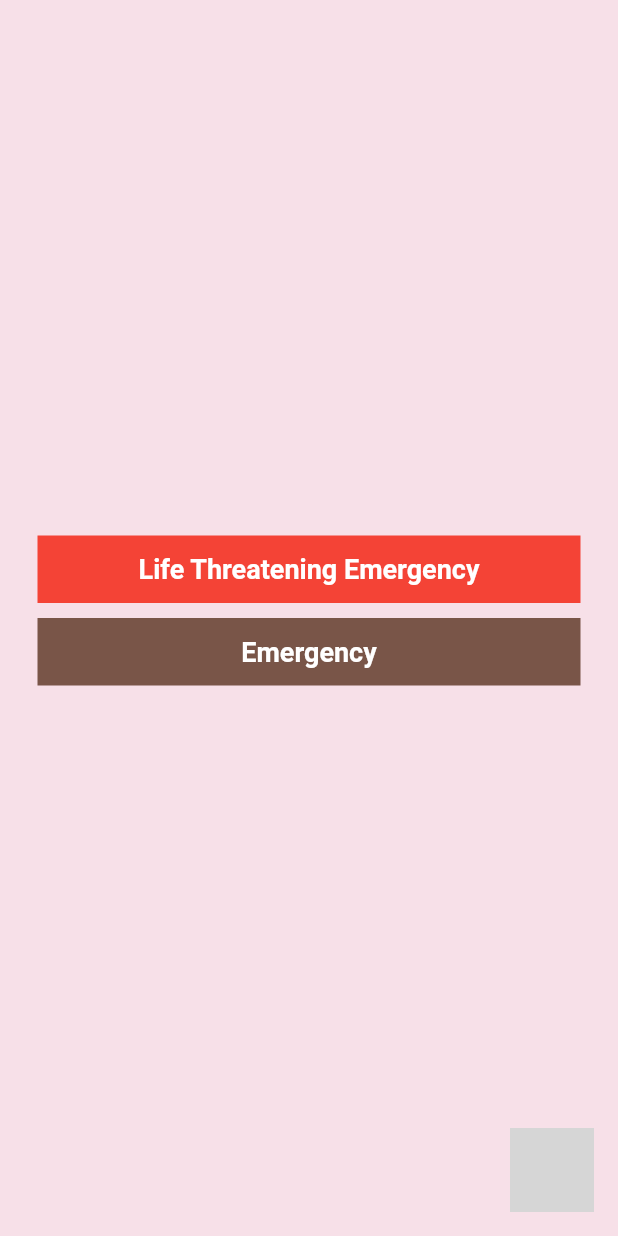
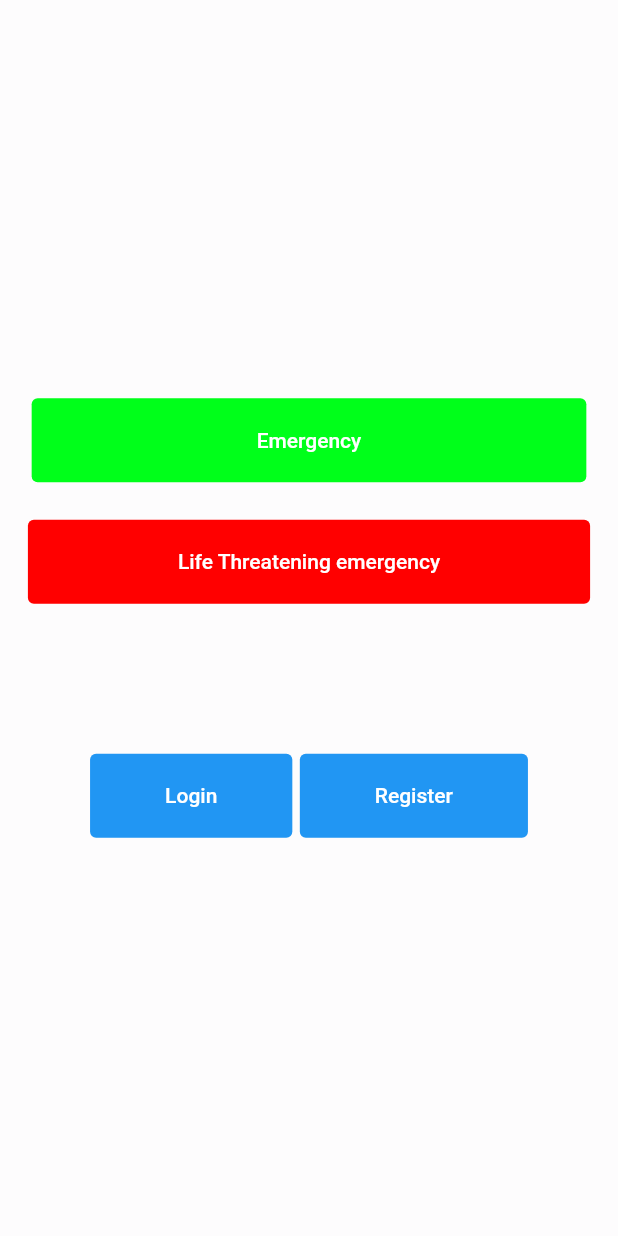
Before and after one commit to NightyNight008/AMB-app, a Flutter app: the screen it shows after launch, on a phone screen of 412 x 824 dp. Run offline on Flutter 3.47's test engine with Material 2 defaults, Android fonts, the light colour scheme and no system bars; our stand-ins replace firebase_core; accounts and stored records are empty; grey boxes are pictures that could not be loaded.

Commit message:
fixed somethigs and reading for login and register backend

```diff
--- a/lib/views/home_view.dart
+++ b/lib/views/home_view.dart
@@ -1,7 +1,6 @@
-import 'package:amb_app/views/login_view.dart';
-import 'package:amb_app/views/register_View.dart';
-import 'package:fab_circular_menu/fab_circular_menu.dart';
 import 'package:flutter/material.dart';
+
+import '../constant/routes.dart';
 
 class HomePage extends StatefulWidget {
   const HomePage({Key? key}) : super(key: key);
@@ -14,57 +13,112 @@
   @override
   Widget build(BuildContext context) {
     return Scaffold(
-      backgroundColor: const Color.fromARGB(255, 247, 224, 232),
+      backgroundColor: Color.fromARGB(255, 253, 252, 253),
       body: SafeArea(
         child: Center(
           child: Column(
             mainAxisAlignment: MainAxisAlignment.center,
             children: [
-              Padding(
-                padding: const EdgeInsets.symmetric(horizontal: 25.0),
-                child: Container(
-                  padding: const EdgeInsets.all(12.0),
-                  decoration: const BoxDecoration(
-                    color: Colors.red,
-                  ),
-                  child: const Center(
-                    child: Text(
-                      "Life Threatening Emergency",
-                      style: TextStyle(
-                        color: Colors.white,
-                        fontWeight: FontWeight.bold,
-                        fontSize: 18,
-                      ),
-                    ),
-                  ),
+              // *******************************************************Emergency button
+              TextButton(
+                onPressed: () {
+                  Navigator.of(context)
+                      .pushNamedAndRemoveUntil(loginRoute, (route) => false);
+                },
+                child: const Text("Emergency"),
+                style: TextButton.styleFrom(
+                  backgroundColor: Color.fromARGB(255, 0, 255, 26),
+                  foregroundColor: Colors.white,
+                  padding:
+                      const EdgeInsets.symmetric(horizontal: 150, vertical: 20),
                 ),
               ),
               const SizedBox(
-                height: 10,
+                height: 25,
               ),
-              Padding(
-                padding: const EdgeInsets.symmetric(horizontal: 25.0),
-                child: Container(
-                  padding: const EdgeInsets.all(12.0),
-                  decoration: const BoxDecoration(
-                    color: Colors.brown,
-                  ),
-                  child: const Center(
-                    child: Text(
-                      "Emergency",
-                      style: TextStyle(
-                        color: Colors.white,
-                        fontWeight: FontWeight.bold,
-                        fontSize: 18,
-                      ),
+              //*************************************************Life threatening  */
+              TextButton(
+                onPressed: () {
+                  Navigator.of(context)
+                      .pushNamedAndRemoveUntil(loginRoute, (route) => false);
+                },
+                child: const Text("Life Threatening emergency"),
+                style: TextButton.styleFrom(
+                  backgroundColor: Color.fromARGB(255, 255, 0, 0),
+                  foregroundColor: Colors.white,
+                  padding:
+                      const EdgeInsets.symmetric(horizontal: 100, vertical: 20),
+                ),
+              ),
+
+              //*****************************************************/
+              const SizedBox(
+                height: 100,
+              ),
+              //*****************************Login Button On Homepage */
+
+              Row(
+                mainAxisAlignment: MainAxisAlignment.center,
+                children: [
+                  TextButton(
+                    onPressed: () {
+                      Navigator.of(context).pushNamedAndRemoveUntil(
+                          login2Route, (route) => false);
+                    },
+                    child: const Text("Login"),
+                    style: TextButton.styleFrom(
+                      backgroundColor: Colors.blue,
+                      foregroundColor: Colors.white,
+                      padding: const EdgeInsets.symmetric(
+                          horizontal: 50, vertical: 20),
                     ),
                   ),
-                ),
+                  const SizedBox(
+                    width: 5,
+                  ),
+                  //****************************8Register Button */
+                  TextButton(
+                    onPressed: () {
+                      Navigator.of(context).pushNamedAndRemoveUntil(
+                          registerRoute, (route) => false);
+                    },
+                    child: const Text("Register"),
+                    style: TextButton.styleFrom(
+                      backgroundColor: Colors.blue,
+                      foregroundColor: Colors.white,
+                      padding: const EdgeInsets.symmetric(
+                          horizontal: 50, vertical: 20),
+                    ),
+                  ),
+                  //**********************************************************************/
+                ],
               ),
-              const SizedBox(
-                height: 10,
-              ),
+            ],
+          ),
+        ),
+      ),
+    );
+  }
+}
 
+
+
+
+
+
+
+
+
+
+//*****************************************************************
+//*****************************************************************
+    //  *******************************************************
+              // const SizedBox(
+              //   height: 10,
+              // ),
+              // ***************************************************************************
+
+//*************************************************************************************** */
               // Column(
               //   mainAxisAlignment: MainAxisAlignment.end,
               //   children: [
@@ -75,7 +129,7 @@
               //       },
               //       child: Container(
               //         padding: const EdgeInsets.all(18.0),
-              //         decoration: BoxDecoration(
+              //         decoration: const BoxDecoration(
               //           shape: BoxShape.circle,
               //           color: Colors.blue,
               //         ),
@@ -93,37 +147,52 @@
               //     ),
               //   ],
               // ),
-            ],
-          ),
-        ),
-      ),
-      floatingActionButton: FabCircularMenu(
-        fabOpenColor: Colors.yellow,
-        fabCloseColor: Colors.white,
-        ringColor: Colors.yellow,
-        alignment: Alignment.bottomCenter,
-        ringDiameter: 300,
-        children: [
-          InkWell(
-              child: const Icon(Icons.app_registration_rounded),
-              onTap: () {
-                Navigator.of(context).pushReplacement(
-                  MaterialPageRoute(
-                    builder: (BuildContext context) => const RegisterPage(),
-                  ),
-                );
-              }),
-          InkWell(
-              child: const Icon(Icons.login),
-              onTap: () {
-                Navigator.of(context).pushReplacement(
-                  MaterialPageRoute(
-                    builder: (BuildContext context) => const LoginPage(),
-                  ),
-                );
-              }),
-        ],
-      ),
-    );
-  }
-}
+              //********************************************************************************** */
+
+      // floatingActionButton: FabCircularMenu(
+      //   fabOpenColor: const Color.fromARGB(255, 59, 255, 216),
+      //   fabCloseColor: Colors.white,
+      //   ringColor: const Color.fromARGB(255, 59, 206, 255),
+      //   alignment: Alignment.bottomCenter,
+      //   ringDiameter: 300,
+      //   children: [
+      //     // InkWell(
+      //     //     child: const Text(    can also use icons instead
+      //     //       'Register',
+      //     //       style: TextStyle(
+      //     //           color: Colors.blue,
+      //     //           fontWeight: FontWeight.bold,
+      //     //           fontSize: 18),
+      //     //     ),
+      //     InkWell(
+      //         child: const Text(
+      //           'Register',
+      //           style: TextStyle(
+      //               color: Colors.blue,
+      //               fontWeight: FontWeight.bold,
+      //               fontSize: 18),
+      //         ),
+      //         onTap: () {
+      //           Navigator.of(context).pushReplacement(
+      //             MaterialPageRoute(
+      //               builder: (BuildContext context) => const RegisterPage(),
+      //             ),
+      //           );
+      //         }),
+      //     InkWell(
+      //         child: const Text(
+      //           'Login',
+      //           style: TextStyle(
+      //               color: Colors.blue,
+      //               fontWeight: FontWeight.bold,
+      //               fontSize: 18),
+      //         ),
+      //         onTap: () {
+      //           Navigator.of(context).pushReplacement(
+      //             MaterialPageRoute(
+      //               builder: (BuildContext context) => const LoginPage(),
+      //             ),
+      //           );
+      //         }),
+      //   ],
+      // ),
--- a/pubspec.yaml
+++ b/pubspec.yaml
@@ -36,6 +36,7 @@
   cupertino_icons: ^1.0.2
   get: any
   fab_circular_menu: any
+  firebase_core: ^2.3.0
 
 dev_dependencies:
   flutter_test:
```
Also changed, not shown: lib/views/LoginPage_options.dart (+24 -39 lines), lib/views/login_view.dart (+36 -40 lines), lib/views/register_View.dart (+35 -38 lines), lib/firebase_options.dart (added), pubspec.lock, 6 other files.
